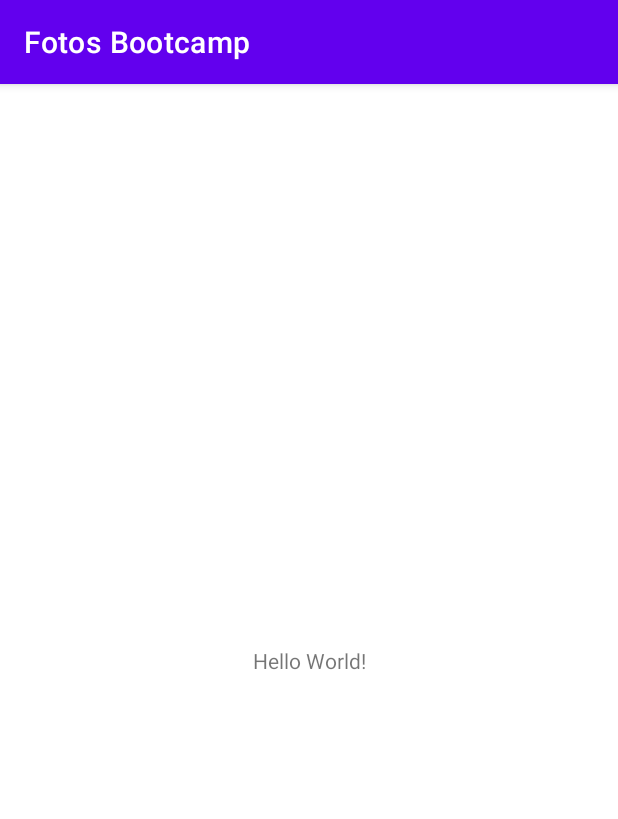
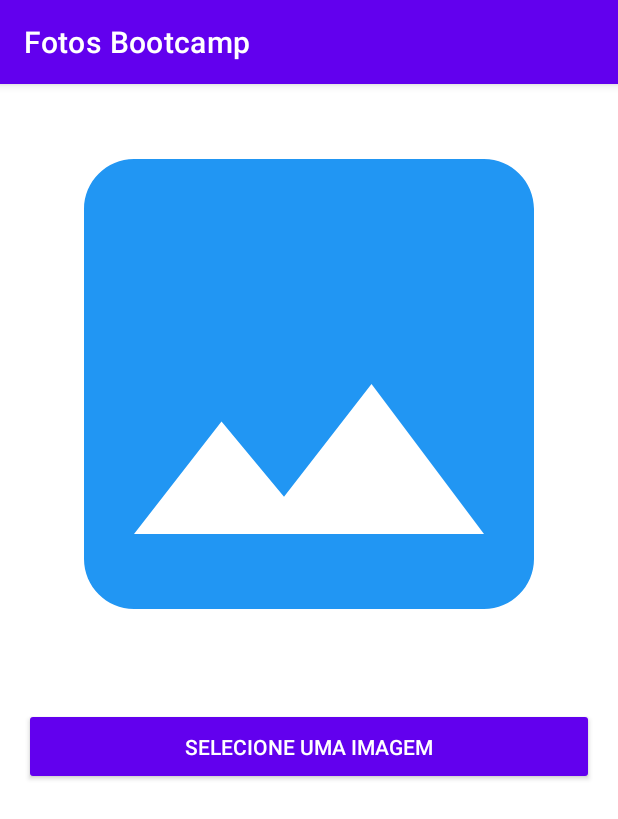
Before and after one commit to lucaslcslcs/recursos-nativos-do-android, an Android app: the screen it shows after launch (MainActivity), on a phone screen of 412 x 824 dp. Shown: the top 819 px of the screen. Run offline under Robolectric (Android 15) with nearby library versions, the phone set to English and light mode, and no system bars.

Commit message:
criando layout

```diff
--- a/fotos-bootcamp/app/src/main/res/layout/activity_main.xml
+++ b/fotos-bootcamp/app/src/main/res/layout/activity_main.xml
@@ -1,18 +1,31 @@
 <?xml version="1.0" encoding="utf-8"?>
-<androidx.constraintlayout.widget.ConstraintLayout xmlns:android="http://schemas.android.com/apk/res/android"
-    xmlns:app="http://schemas.android.com/apk/res-auto"
+<LinearLayout
+    xmlns:android="http://schemas.android.com/apk/res/android"
     xmlns:tools="http://schemas.android.com/tools"
     android:layout_width="match_parent"
     android:layout_height="match_parent"
+    android:orientation="vertical"
+    android:gravity="center_horizontal"
     tools:context=".MainActivity">
 
-    <TextView
-        android:layout_width="wrap_content"
+    <ImageView
+        android:id="@+id/image_view"
+        android:scaleType="centerCrop"
+        android:contentDescription="@string/selected_image"
+        android:src="@drawable/image"
+        android:layout_width="400dp"
+        android:layout_height="400dp"
+        />
+
+    <Button
+        android:id="@+id/pick_botton"
+        android:layout_width="match_parent"
         android:layout_height="wrap_content"
-        android:text="Hello World!"
-        app:layout_constraintBottom_toBottomOf="parent"
-        app:layout_constraintEnd_toEndOf="parent"
-        app:layout_constraintStart_toStartOf="parent"
-        app:layout_constraintTop_toTopOf="parent" />
+        android:text="@string/image_selected"
+        style="@style/Widget.AppCompat.Button.Colored"
+        android:padding="10dp"
+        android:layout_margin="16dp"
+        />
 
-</androidx.constraintlayout.widget.ConstraintLayout>
+
+</LinearLayout>
--- a/fotos-bootcamp/app/src/main/res/values/strings.xml
+++ b/fotos-bootcamp/app/src/main/res/values/strings.xml
@@ -1,3 +1,5 @@
 <resources>
     <string name="app_name">Fotos Bootcamp</string>
+    <string name="selected_image">Imagem a ser selecionada pelo usuário</string>
+    <string name="image_selected">Selecione uma imagem</string>
 </resources>
```
